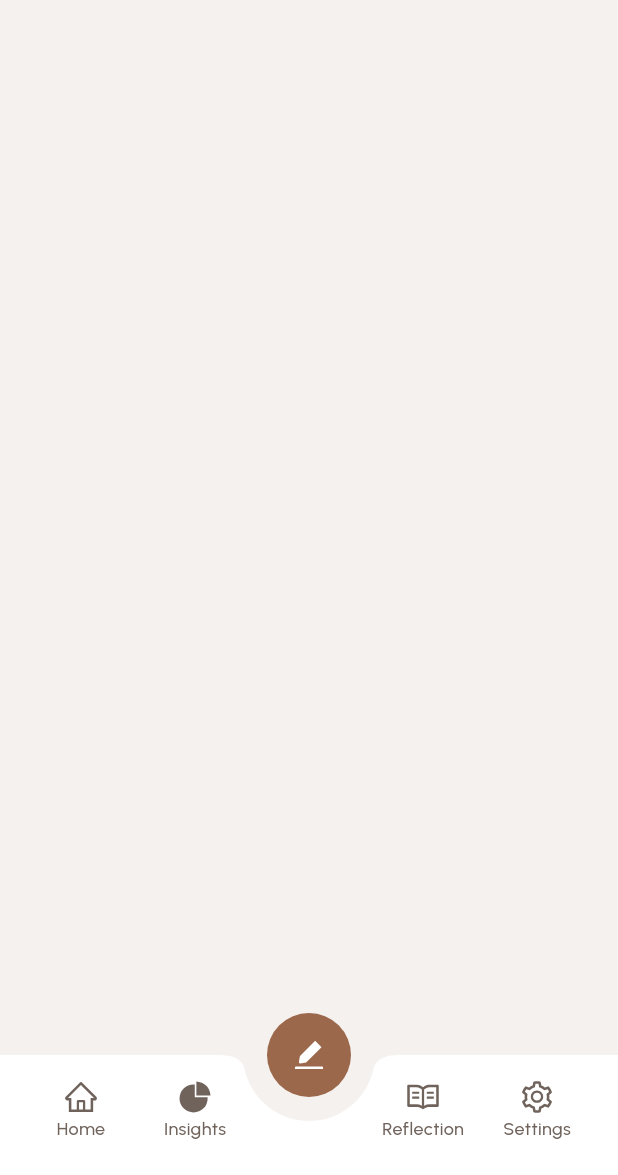
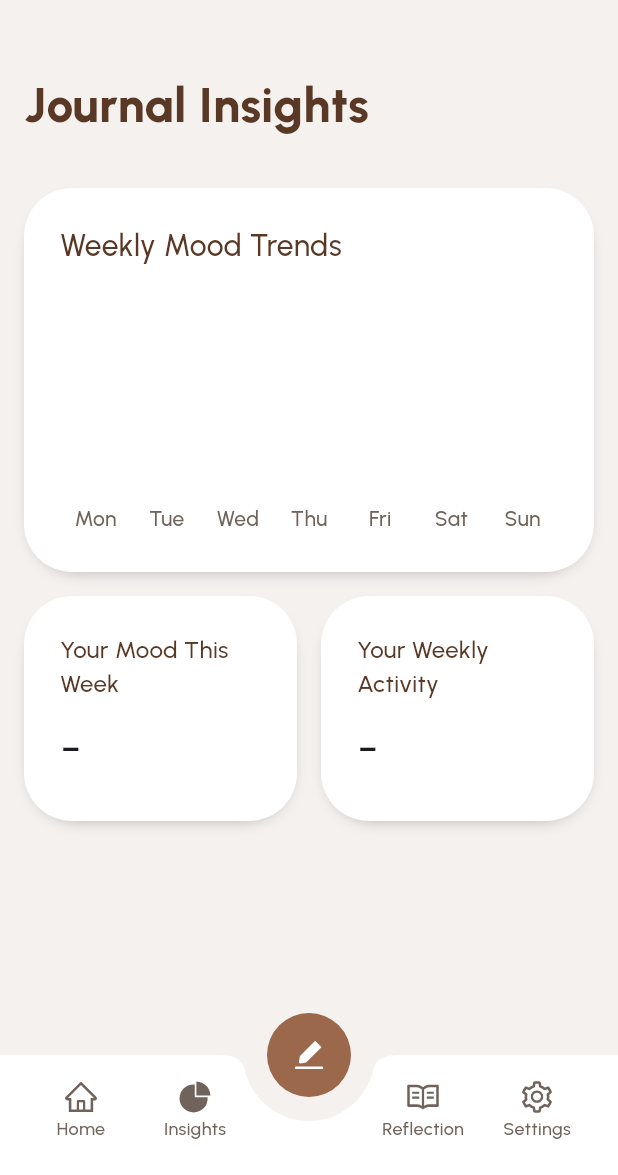
Before and after one commit to gianworks/emotiary, a Flutter app: the screen it shows after launch, item 2 of the bottom bar chosen, on a phone screen of 412 x 824 dp, the part 61-1236 px from its top. Run offline on Flutter 3.47's test engine with Material 3 defaults, Android fonts, the phone set to English and light mode, and no system bars; drawn by our look-alikes of fl_chart; our stand-ins replace hive, hive_flutter, icons_plus; missing offline and left inert: flutter_quill; accounts and stored records are empty.

Commit message:
Add insights screen with weekly mood chart

```diff
--- a/lib/core/utils/date_time_utils.dart
+++ b/lib/core/utils/date_time_utils.dart
@@ -1,8 +1,9 @@
 import "package:intl/intl.dart";
 
 class DateTimeUtils {
-  static String format(DateTime date) => DateFormat("EEE, MMM d").format(date);
-  static DateTime parse(String dateString) => DateFormat("EEE, MMM d").parse(dateString);
+  static String format(DateTime date) => DateFormat("EEE, MMM d, y").format(date);
+
+  static DateTime parse(String dateString) => DateFormat("EEE, MMM d, y").parse(dateString);
 
   static bool isSameDate(DateTime a, DateTime b) => a.month == b.month && a.day == b.day;
 
@@ -15,6 +16,22 @@ class DateTimeUtils {
     if (isSameDate(entryDate, now)) return "Today";
     if (isSameDate(entryDate, yesterday)) return "Yesterday";
 
-    return dateString;
+    return DateFormat("EEE, MMM d").format(entryDate);
+  }
+
+  static DateTime getWeekStart() {
+    final DateTime today = DateTime.now();
+    return DateTime(today.year, today.month, today.day - (today.weekday - DateTime.monday));
+  }
+
+  static DateTime getWeekEnd() {
+    final DateTime start = getWeekStart();
+    return start.add(Duration(days: 7)).subtract(Duration(milliseconds: 1));
+  }
+
+  static bool isInCurrentWeek(DateTime date) {
+    final DateTime start = getWeekStart();
+    final DateTime end = getWeekEnd();
+    return !date.isBefore(start) && !date.isAfter(end);
   }
 }
--- a/lib/screens/home_screen.dart
+++ b/lib/screens/home_screen.dart
@@ -96,7 +96,7 @@ class _HomeScreenState extends State<HomeScreen> {
       children: [
         const SizedBox(height: 32),
         Text("Journal Entries", style: AppTextStyles.headlineLarge),
-        const SizedBox(height: 8),
+        const SizedBox(height: 4),
         Text("You've written ${widget.entries.length} entries so far", style: AppTextStyles.bodyLarge),
         const SizedBox(height: 32),
         PrimarySearchBar(
@@ -108,7 +108,7 @@ class _HomeScreenState extends State<HomeScreen> {
           textStyle: TextStyle(fontSize: 16, color: AppColors.brownSugar, fontWeight: FontWeight.w500),
           onChanged: _filterEntries
         ),
-        const SizedBox(height: 16),
+        const SizedBox(height: 8),
         if (widget.entries.isNotEmpty && _groupedEntries.isNotEmpty) ...[
           ListView.builder(
             shrinkWrap: true,
@@ -121,6 +121,7 @@ class _HomeScreenState extends State<HomeScreen> {
               return Column(
                 crossAxisAlignment: CrossAxisAlignment.start,
                 children: [
+                  const SizedBox(height: 16),
                   Text(DateTimeUtils.formateRelativeDate(date), style: AppTextStyles.titleSmall),
                   const SizedBox(height: 8),
                   ListView.builder(
@@ -133,6 +134,8 @@ class _HomeScreenState extends State<HomeScreen> {
 
                       return PrimaryCard(
                         onTap: () => _goToEntryDetailsScreen(entry),
+                        margin: const EdgeInsets.symmetric(vertical: 8),
+                        padding: const EdgeInsets.all(16),
                         content: Row(
                           children: [
                             const SizedBox(width: 8),
@@ -181,8 +184,7 @@ class _HomeScreenState extends State<HomeScreen> {
                         )
                       );
                     }
-                  ),
-                  const SizedBox(height: 8)
+                  )
                 ]
               );
             }
--- /dev/null
+++ b/lib/screens/insights_screen.dart
@@ -0,0 +1,224 @@
+import "package:flutter/material.dart";
+import "package:fl_chart/fl_chart.dart";
+import "package:emotiary/data/models/entry.dart";
+import "package:emotiary/core/theme/app_colors.dart";
+import "package:emotiary/core/theme/app_text_styles.dart";
+import "package:emotiary/core/utils/date_time_utils.dart";
+import "package:emotiary/widgets/primary_card.dart";
+
+class InsightsScreen extends StatefulWidget {
+  final List<Entry> entries;
+
+  const InsightsScreen({
+    super.key,
+    required this.entries,
+  });
+
+  @override
+  State<InsightsScreen> createState() => _InsightsScreenState();
+}
+
+class _InsightsScreenState extends State<InsightsScreen> {
+  static const _moodScores = {
+    "Awful": 1,
+    "Down": 2,
+    "Meh": 3,
+    "Calm": 4,
+    "Happy": 5,
+  };
+
+  static const _moodEmojis = {
+    "Awful": "😞",
+    "Down": "☹️",
+    "Meh": "😐️",
+    "Calm": "😊",
+    "Happy": "😄"
+  };
+
+  static const _moodColors = {
+    "Awful": Colors.red,
+    "Down": Colors.orange,
+    "Meh": Colors.grey,
+    "Calm": Colors.blue,
+    "Happy": Colors.green,
+  };
+
+  Iterable<Entry> _getEntriesThisWeek() => widget.entries.where((entry) => DateTimeUtils.isInCurrentWeek(DateTimeUtils.parse(entry.date)));
+
+  String _getMostOccurredMood() {
+    if (widget.entries.isEmpty) return "";
+
+    final Map<String, int> moodCount = {};
+
+    for (var entry in _getEntriesThisWeek()) {
+      moodCount[entry.mood] = (moodCount[entry.mood] ?? 0) + 1;
+    }
+
+    String mostOccurredMood = moodCount.keys.first;
+    int maxCount = moodCount[mostOccurredMood]!;
+
+    moodCount.forEach((mood, count) {
+      if (count > maxCount) {
+        mostOccurredMood = mood;
+        maxCount = count;
+      }
+    });
+
+    return mostOccurredMood;
+  }
+
+  MapEntry<String, String>? _getMostOccurredActivity() {
+    if (widget.entries.isEmpty) return null;
+
+    final Map<String, int> activityCount = {};
+    final Map<String, String> activityEmoji = {};
+
+    for (var entry in _getEntriesThisWeek()) {
+      entry.activities.forEach((activityName, emoji) {
+        activityCount[activityName] = (activityCount[activityName] ?? 0) + 1;
+        activityEmoji[activityName] = emoji;
+      });
+    }
+
+    String mostOccurredActivity = activityCount.keys.first;
+    int maxCount = activityCount[mostOccurredActivity]!;
+
+    activityCount.forEach((activity, count) {
+      if (count > maxCount) {
+        mostOccurredActivity = activity;
+        maxCount = count;
+      }
+    });
+
+    return MapEntry(mostOccurredActivity, activityEmoji[mostOccurredActivity]!);
+  }
+
+  @override
+  Widget build(BuildContext context) {
+    final List<Entry?> weekData = List.generate(7, (i) => null);
+    for (var entry in _getEntriesThisWeek()) {
+      final date = DateTimeUtils.parse(entry.date);
+      int weekdayIndex = date.weekday - 1;
+      weekData[weekdayIndex] = entry;
+    }
+
+    return ListView(
+      padding: const EdgeInsetsGeometry.symmetric(horizontal: 16),
+      physics: NeverScrollableScrollPhysics(),
+      children: [
+        const SizedBox(height: 32),
+        Text("Journal Insights", style: AppTextStyles.headlineLarge),
+        const SizedBox(height: 32),
+        PrimaryCard(
+          height: 256,
+          padding: const EdgeInsets.all(24),
+          content: Column(
+            crossAxisAlignment: CrossAxisAlignment.start,
+            children: [
+              const Text("Weekly Mood Trends", style: TextStyle(fontSize: 20, color: AppColors.darkBrown, fontWeight: FontWeight.w500)),
+              const SizedBox(height: 48),
+              Expanded(
+                child: BarChart(
+                  BarChartData(
+                    alignment: BarChartAlignment.spaceAround,
+                    maxY: 5,
+                    minY: 0,
+                    gridData: FlGridData(show: false, drawVerticalLine: false),
+                    borderData: FlBorderData(show: false),
+                    titlesData: FlTitlesData(
+                      topTitles: AxisTitles(sideTitles: SideTitles(showTitles: false)),
+                      rightTitles: AxisTitles(sideTitles: SideTitles(showTitles: false)),
+                      leftTitles: AxisTitles(sideTitles: SideTitles(showTitles: false)),
+                      bottomTitles: AxisTitles(
+                        sideTitles: SideTitles(
+                          showTitles: true,
+                          getTitlesWidget: (value, meta) {
+                            const days = ["Mon", "Tue", "Wed", "Thu", "Fri", "Sat", "Sun"];
+                            return Text(days[value.toInt()], style: AppTextStyles.bodyMedium);
+                          }
+                        )
+                      )
+                    ),
+                    barGroups: List.generate(7, (index) {
+                      final entry = weekData[index];
+                      if (entry == null) {
+                        return BarChartGroupData(x: index, barRods: [ BarChartRodData(toY: 0, color: Colors.transparent, width: 20) ]);
+                      }
+                      return BarChartGroupData(
+                        x: index,
+                        barRods: [
+                          BarChartRodData(
+                            toY: _moodScores[entry.mood]!.toDouble(),
+                            color: _moodColors[entry.mood],
+                            width: 20,
+                            borderRadius: BorderRadius.circular(24),
+                          )
+                        ],
+                        showingTooltipIndicators: [0],
+                      );
+                    }),
+                    barTouchData: BarTouchData(
+                      enabled: true,
+                      touchTooltipData: BarTouchTooltipData(
+                        getTooltipColor: (group) => Colors.transparent,
+                        tooltipMargin: -8,
+                        getTooltipItem: (group, groupIndex, rod, rodIndex) {
+                          final mood = weekData[group.x]!.mood;
+                          return BarTooltipItem(_moodEmojis[mood] ?? "", const TextStyle(fontSize: 24));
+                        }
+                      )
+                    )
+                  )
+                )
+              )
+            ]
+          )
+        ),
+        const SizedBox(height: 16),
+        Row(
+          children: [
+            Expanded(
+              child: PrimaryCard(
+                height: 150,
+                padding: const EdgeInsets.all(24),
+                content: Column(
+                  children: [
+                    const Text("Your Mood This Week", style: TextStyle(fontSize: 16, color: AppColors.darkBrown, fontWeight: FontWeight.w500)),
+                    const SizedBox(height: 8),
+                    Row(
+                      children: [
+                        Text(_moodEmojis[_getMostOccurredMood()] ?? "-", style: TextStyle(fontSize: 32)),
+                        const SizedBox(width: 8),
+                        Text(_getMostOccurredMood(), style: TextStyle(fontSize: 20, color: AppColors.brownSugar, fontWeight: FontWeight.w600))
+                      ]
+                    )
+                  ]
+                )
+              )
+            ),
+            const SizedBox(width: 16),
+            Expanded(
+              child: PrimaryCard(
+                height: 150,
+                padding: const EdgeInsets.all(24),
+                content: Column(
+                  children: [
+                    const Text("Your Weekly Activity", style: TextStyle(fontSize: 16, color: AppColors.darkBrown, fontWeight: FontWeight.w500)),
+                    const SizedBox(height: 8),
+                    Row(
+                      children: [
+                        Text(_getMostOccurredActivity()?.value ?? "-", style: TextStyle(fontSize: 32)),
+                        const SizedBox(width: 8),
+                        Text(_getMostOccurredActivity()?.key ?? "", style: TextStyle(fontSize: 20, color: AppColors.brownSugar, fontWeight: FontWeight.w600))
+                      ]
+                    )
+                  ]
+                )
+              )
+            )
+          ]
+        )
+      ]
+    );
+  }
+}
--- a/lib/screens/main_screen.dart
+++ b/lib/screens/main_screen.dart
@@ -7,6 +7,7 @@ import "package:emotiary/core/theme/app_text_styles.dart";
 import "package:emotiary/core/helpers/navigation_helper.dart";
 import "package:emotiary/screens/new_entry_screen.dart";
 import "package:emotiary/screens/home_screen.dart";
+import "package:emotiary/screens/insights_screen.dart";
 import "package:emotiary/widgets/bottom_app_bar_item.dart";
 
 class MainScreen extends StatefulWidget {
@@ -49,7 +50,9 @@ class _MainScreenState extends State<MainScreen> {
         onDeleteEntry: _deleteEntry,
         onEditEntry: _editEntry,
       ),
-      SizedBox(),
+      InsightsScreen(
+        entries: _entries
+      ),
       SizedBox(),
       SizedBox()
     ];
--- a/lib/widgets/primary_card.dart
+++ b/lib/widgets/primary_card.dart
@@ -1,11 +1,19 @@
 import "package:flutter/material.dart";
 
 class PrimaryCard extends StatelessWidget {
+  final double? width;
+  final double? height;
+  final EdgeInsetsGeometry? margin;
+  final EdgeInsetsGeometry? padding;
   final Function()? onTap;
   final Widget content;
 
   const PrimaryCard({
     super.key,
+    this.width,
+    this.height,
+    this.margin,
+    this.padding,
     this.onTap,
     required this.content
   });
@@ -13,12 +21,14 @@ class PrimaryCard extends StatelessWidget {
   @override
   Widget build(BuildContext context) {
     return Container(
-      margin: const EdgeInsets.symmetric(vertical: 8),
+      width: width,
+      height: height,
+      margin: margin,
       child: InkWell(
         onTap: onTap,
         borderRadius: BorderRadius.circular(32),
         child: Ink(
-          padding: const EdgeInsets.all(16),
+          padding: padding,
           decoration: BoxDecoration(
             color: Colors.white,
             borderRadius: BorderRadius.circular(32),
```
